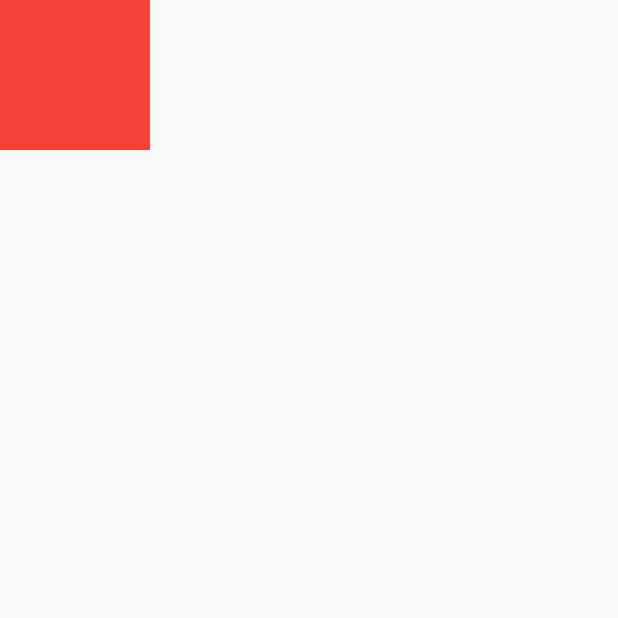
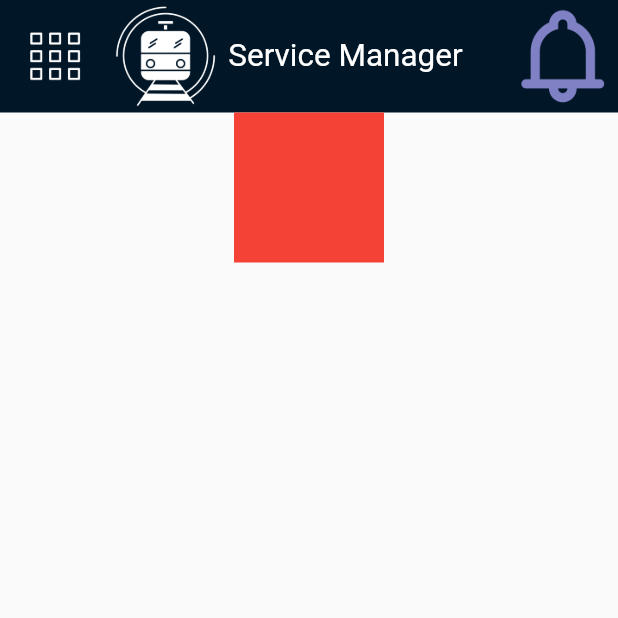
Before and after one commit to RAvengineer/Service-Manager, a Flutter app: the screen it shows after launch, on a phone screen of 412 x 824 dp, the top half of it. Run offline on Flutter 3.47's test engine with Material 2 defaults, Android fonts, the phone set to English and light mode, and no system bars; Roboto replaces fonts that are missing (Norwester).

Commit message:
search_result.dart: Use custom CommonAppBar

```diff
--- a/lib/screens/search_result.dart
+++ b/lib/screens/search_result.dart
@@ -1,4 +1,5 @@
 import 'package:flutter/material.dart';
+import 'package:service_manager/widgets/common_appbar.dart';
 
 class SearchResult extends StatelessWidget {
   static const String id = "search_result";
@@ -6,12 +7,18 @@ class SearchResult extends StatelessWidget {
   @override
   Widget build(BuildContext context) {
     return Scaffold(
+//      appBar: commonAppBar(context),
       body: SafeArea(
-        child: Container(
-          color: Colors.red,
-          child: SizedBox.fromSize(
-            size: Size.square(100.0),
-          ),
+        child: Column(
+          children: <Widget>[
+            CommonAppBar(),
+            Container(
+              color: Colors.red,
+              child: SizedBox.fromSize(
+                size: Size.square(100.0),
+              ),
+            ),
+          ],
         ),
       ),
     );
```
